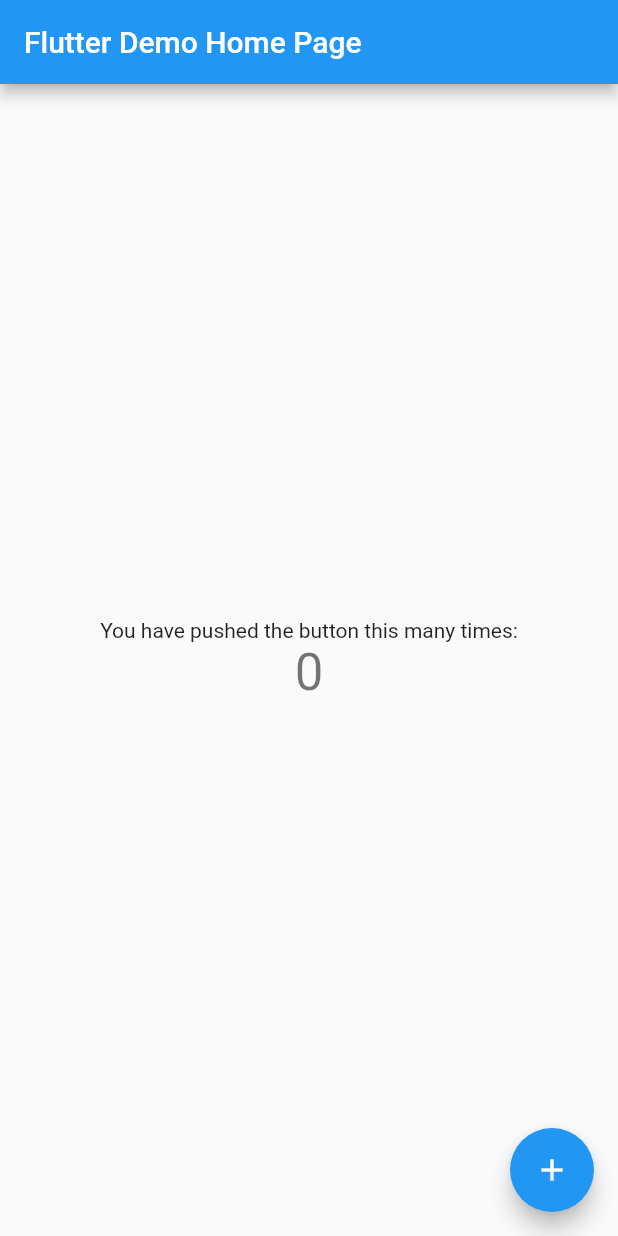
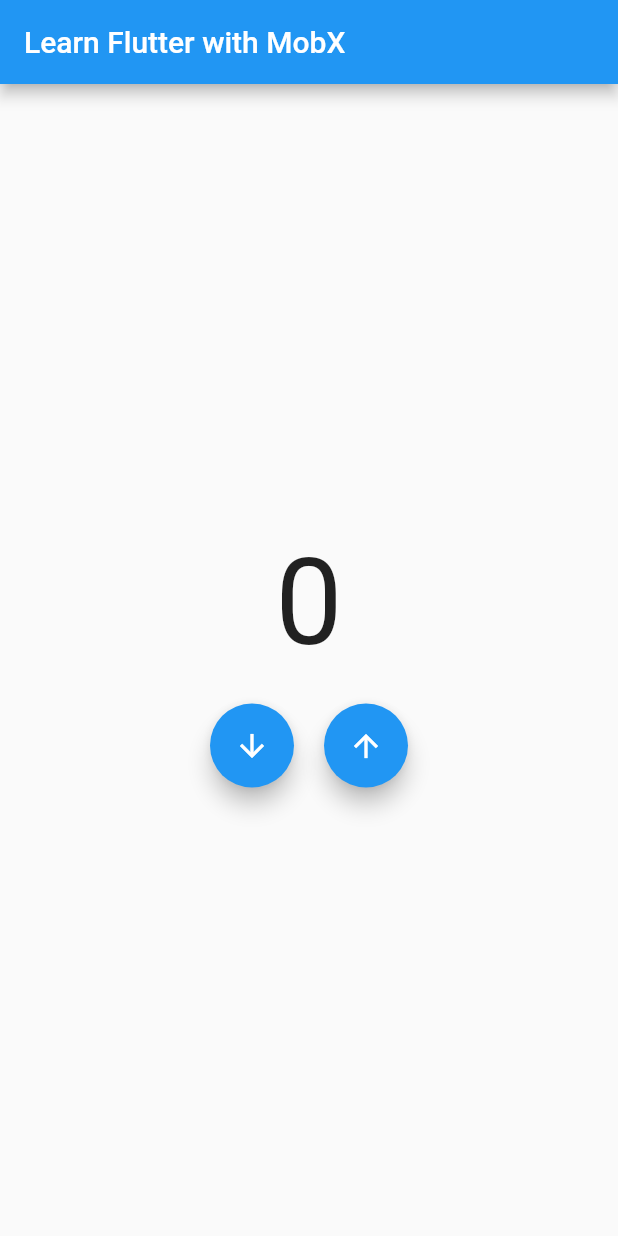
Before and after one commit to alfatta/learn_flutter_with_mobx, a Flutter app: the screen it shows after launch, on a phone screen of 412 x 824 dp. Run offline on Flutter 3.47's test engine with Material 2 defaults, Android fonts, the phone set to English and light mode, and no system bars.

Commit message:
setup UI

```diff
--- a/lib/main.dart
+++ b/lib/main.dart
@@ -1,117 +1,54 @@
 import 'package:flutter/material.dart';
 
-void main() {
-  runApp(MyApp());
-}
+void main() => runApp(RootApp());
 
-class MyApp extends StatelessWidget {
-  // This widget is the root of your application.
+class RootApp extends StatelessWidget {
   @override
   Widget build(BuildContext context) {
     return MaterialApp(
-      title: 'Flutter Demo',
-      theme: ThemeData(
-        // This is the theme of your application.
-        //
-        // Try running your application with "flutter run". You'll see the
-        // application has a blue toolbar. Then, without quitting the app, try
-        // changing the primarySwatch below to Colors.green and then invoke
-        // "hot reload" (press "r" in the console where you ran "flutter run",
-        // or simply save your changes to "hot reload" in a Flutter IDE).
-        // Notice that the counter didn't reset back to zero; the application
-        // is not restarted.
-        primarySwatch: Colors.blue,
-        // This makes the visual density adapt to the platform that you run
-        // the app on. For desktop platforms, the controls will be smaller and
-        // closer together (more dense) than on mobile platforms.
-        visualDensity: VisualDensity.adaptivePlatformDensity,
-      ),
-      home: MyHomePage(title: 'Flutter Demo Home Page'),
+      debugShowCheckedModeBanner: false,
+      home: Home(),
     );
   }
 }
 
-class MyHomePage extends StatefulWidget {
-  MyHomePage({Key key, this.title}) : super(key: key);
-
-  // This widget is the home page of your application. It is stateful, meaning
-  // that it has a State object (defined below) that contains fields that affect
-  // how it looks.
-
-  // This class is the configuration for the state. It holds the values (in this
-  // case the title) provided by the parent (in this case the App widget) and
-  // used by the build method of the State. Fields in a Widget subclass are
-  // always marked "final".
-
-  final String title;
-
-  @override
-  _MyHomePageState createState() => _MyHomePageState();
-}
-
-class _MyHomePageState extends State<MyHomePage> {
-  int _counter = 0;
-
-  void _incrementCounter() {
-    setState(() {
-      // This call to setState tells the Flutter framework that something has
-      // changed in this State, which causes it to rerun the build method below
-      // so that the display can reflect the updated values. If we changed
-      // _counter without calling setState(), then the build method would not be
-      // called again, and so nothing would appear to happen.
-      _counter++;
-    });
-  }
-
+class Home extends StatelessWidget {
   @override
   Widget build(BuildContext context) {
-    // This method is rerun every time setState is called, for instance as done
-    // by the _incrementCounter method above.
-    //
-    // The Flutter framework has been optimized to make rerunning build methods
-    // fast, so that you can just rebuild anything that needs updating rather
-    // than having to individually change instances of widgets.
     return Scaffold(
       appBar: AppBar(
-        // Here we take the value from the MyHomePage object that was created by
-        // the App.build method, and use it to set our appbar title.
-        title: Text(widget.title),
+        title: Text('Learn Flutter with MobX'),
       ),
       body: Center(
-        // Center is a layout widget. It takes a single child and positions it
-        // in the middle of the parent.
         child: Column(
-          // Column is also a layout widget. It takes a list of children and
-          // arranges them vertically. By default, it sizes itself to fit its
-          // children horizontally, and tries to be as tall as its parent.
-          //
-          // Invoke "debug painting" (press "p" in the console, choose the
-          // "Toggle Debug Paint" action from the Flutter Inspector in Android
-          // Studio, or the "Toggle Debug Paint" command in Visual Studio Code)
-          // to see the wireframe for each widget.
-          //
-          // Column has various properties to control how it sizes itself and
-          // how it positions its children. Here we use mainAxisAlignment to
-          // center the children vertically; the main axis here is the vertical
-          // axis because Columns are vertical (the cross axis would be
-          // horizontal).
           mainAxisAlignment: MainAxisAlignment.center,
-          children: <Widget>[
+          children: [
             Text(
-              'You have pushed the button this many times:',
+              '0',
+              style: TextStyle(fontSize: 80),
             ),
-            Text(
-              '$_counter',
-              style: Theme.of(context).textTheme.headline4,
+            SizedBox(
+              height: 20,
             ),
+            Row(
+              mainAxisAlignment: MainAxisAlignment.center,
+              children: [
+                FloatingActionButton(
+                  onPressed: () {},
+                  child: Icon(Icons.arrow_downward),
+                ),
+                SizedBox(
+                  width: 20,
+                ),
+                FloatingActionButton(
+                  onPressed: () {},
+                  child: Icon(Icons.arrow_upward),
+                ),
+              ],
+            )
           ],
         ),
       ),
-      floatingActionButton: FloatingActionButton(
-        onPressed: _incrementCounter,
-        tooltip: 'Increment',
-        child: Icon(Icons.add),
-      ), // This trailing comma makes auto-formatting nicer for build methods.
     );
   }
 }
```
Also changed, not shown: 1 other file.
